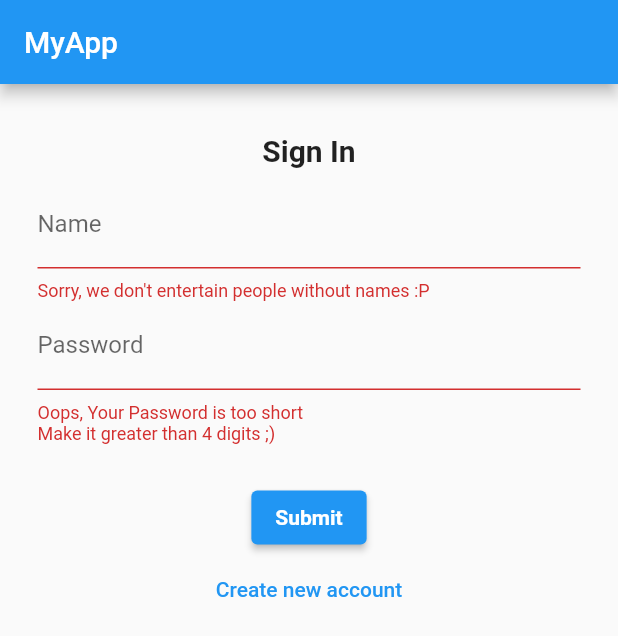
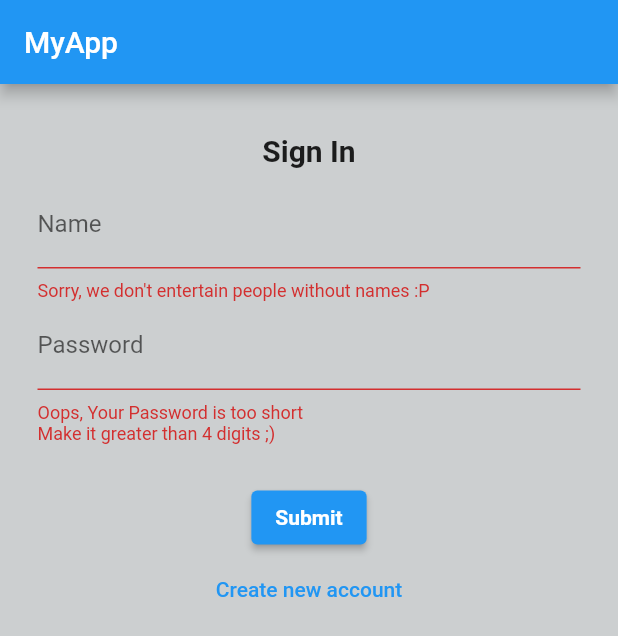
Before and after one commit to pratyush1425/project, a Flutter app: the screen it shows after launch, after a tap on "Submit", on a phone screen of 412 x 824 dp. Shown: the top 636 px of the screen. Run offline on Flutter 3.47's test engine with Material 2 defaults, Android fonts, the phone set to English and light mode, and no system bars; network calls fail.

Commit message:
25/05/pratyush

```diff
--- a/lib/main.dart
+++ b/lib/main.dart
@@ -1,6 +1,7 @@
 // ignore_for_file: prefer_const_constructors
 
 import 'package:flutter/material.dart';
+import 'package:project/pages/home.dart';
 import 'package:project/pages/login.dart';
 
 void main() {
@@ -15,7 +16,11 @@ class MyApp extends StatelessWidget {
   Widget build(BuildContext context) {
     return MaterialApp(
       title: 'Flutter Project',
-      home: LoginPage(),
+      initialRoute: '/',
+      routes: {
+        '/': (context) => LoginPage(),
+        '/home': (context) => Home(name: ""),
+      },
       theme: ThemeData(
         primarySwatch: Colors.blue,
       ),
--- a/lib/pages/login.dart
+++ b/lib/pages/login.dart
@@ -19,6 +19,7 @@ class _LoginPageState extends State<LoginPage> {
   @override
   Widget build(BuildContext context) {
     return Scaffold(
+      backgroundColor: const Color.fromARGB(255, 204, 207, 208),
       appBar: AppBar(
         title: const Text(
           "MyApp",
@@ -49,7 +50,6 @@ class _LoginPageState extends State<LoginPage> {
                         },
                         onSaved: (value) {
                           _name = value!;
-                          value = "";
                         },
                       ),
                       TextFormField(
@@ -64,7 +64,6 @@ class _LoginPageState extends State<LoginPage> {
                         obscureText: true,
                         onSaved: (value) {
                           _password = value!;
-                          value = "";
                         },
                       ),
                       const SizedBox(height: 25),
@@ -79,11 +78,12 @@ class _LoginPageState extends State<LoginPage> {
 
                             if (_name.isNotEmpty && _password.length > 4) {
                               Navigator.push(
-                                context,
-                                MaterialPageRoute(
-                                  builder: (context) => const Home(),
-                                ),
-                              );
+                                  context,
+                                  MaterialPageRoute(
+                                    builder: (context) => Home(
+                                      name : _name,
+                                    ),
+                                  ));
                             }
                           }),
                       TextButton(
```
Also changed, not shown: lib/pages/home.dart (+13 -2 lines).
